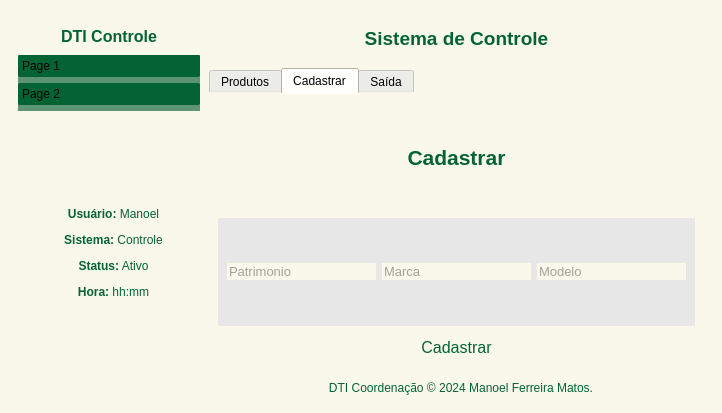
The window that ui_main.ui (ManelFer/SistemaDti1) describes before a commit, drawn with Qt 5.
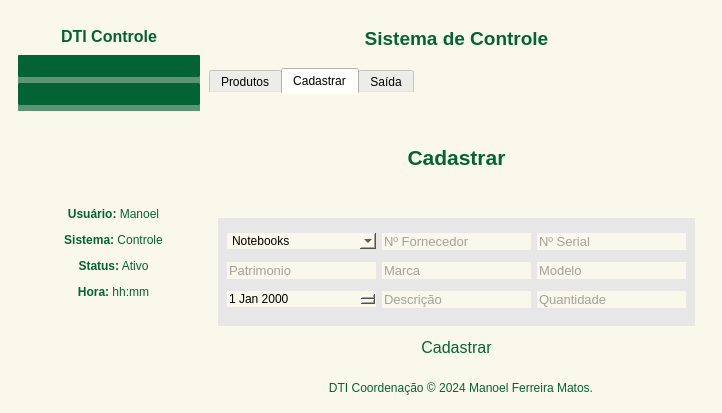
The same window after the commit. The open tabs and pages were chosen to show the change. Icons and pictures are not drawn.

Commit message:
atualização
feita atualização no designer

Diff of the .ui file:
```diff
--- a/ui_main.ui
+++ b/ui_main.ui
@@ -150,7 +150,7 @@
               <string notr="true"/>
              </property>
              <attribute name="label">
-              <string>Page 1</string>
+              <string/>
              </attribute>
              <layout class="QVBoxLayout" name="verticalLayout_4">
               <property name="spacing">
@@ -277,7 +277,7 @@
               </rect>
              </property>
              <attribute name="label">
-              <string>Page 2</string>
+              <string/>
              </attribute>
              <layout class="QVBoxLayout" name="verticalLayout_5">
               <property name="spacing">
@@ -585,27 +585,87 @@
                      <enum>QFrame::Shadow::Raised</enum>
                     </property>
                     <layout class="QGridLayout" name="gridLayout">
-                     <item row="0" column="2">
+                     <item row="6" column="0">
+                      <widget class="QDateEdit" name="date_entrada"/>
+                     </item>
+                     <item row="3" column="2">
                       <widget class="QLineEdit" name="txt_modelo">
                        <property name="placeholderText">
                         <string>Modelo</string>
                        </property>
                       </widget>
                      </item>
-                     <item row="0" column="0">
+                     <item row="3" column="0">
                       <widget class="QLineEdit" name="txt_patrimonio">
                        <property name="placeholderText">
                         <string>Patrimonio</string>
                        </property>
                       </widget>
                      </item>
-                     <item row="0" column="1">
+                     <item row="3" column="1">
                       <widget class="QLineEdit" name="txt_marca">
                        <property name="placeholderText">
                         <string>Marca</string>
                        </property>
                       </widget>
                      </item>
+                     <item row="0" column="0">
+                      <widget class="QComboBox" name="comboBox">
+                       <item>
+                        <property name="text">
+                         <string>Notebooks</string>
+                        </property>
+                       </item>
+                       <item>
+                        <property name="text">
+                         <string>Monitores</string>
+                        </property>
+                       </item>
+                       <item>
+                        <property name="text">
+                         <string>Teclados</string>
+                        </property>
+                       </item>
+                       <item>
+                        <property name="text">
+                         <string>Mouses</string>
+                        </property>
+                       </item>
+                       <item>
+                        <property name="text">
+                         <string>Scanners</string>
+                        </property>
+                       </item>
+                      </widget>
+                     </item>
+                     <item row="0" column="1">
+                      <widget class="QLineEdit" name="lineEdit_2">
+                       <property name="placeholderText">
+                        <string>Nº Fornecedor</string>
+                       </property>
+                      </widget>
+                     </item>
+                     <item row="0" column="2">
+                      <widget class="QLineEdit" name="txt_serial">
+                       <property name="placeholderText">
+                        <string>Nº Serial</string>
+                       </property>
+                      </widget>
+                     </item>
+                     <item row="6" column="1">
+                      <widget class="QLineEdit" name="txt_descricao">
+                       <property name="placeholderText">
+                        <string>Descrição</string>
+                       </property>
+                      </widget>
+                     </item>
+                     <item row="6" column="2">
+                      <widget class="QLineEdit" name="txt_quant">
+                       <property name="placeholderText">
+                        <string>Quantidade</string>
+                       </property>
+                      </widget>
+                     </item>
                     </layout>
                    </widget>
                   </item>
```
Left out of the diff: 30 changed lines with no effect on the pictures.
